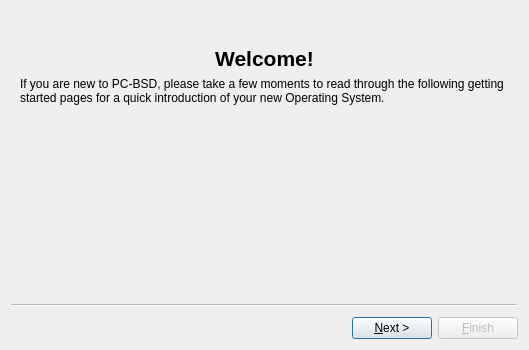
Before: the Qt Designer form src-qt5/pc-welcome/welcomeWizard.ui in trueos/pcbsd, drawn with Qt 5.
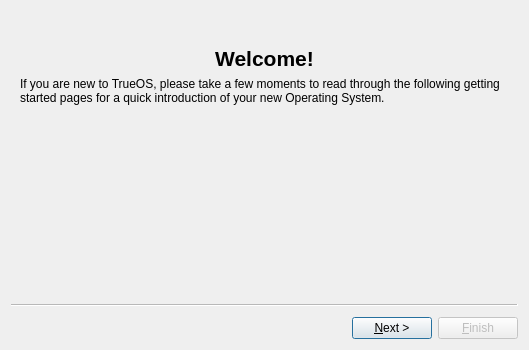
After: the same form once the commit is applied. Icons and pictures are not drawn.

```diff
--- a/src-qt5/pc-welcome/welcomeWizard.ui
+++ b/src-qt5/pc-welcome/welcomeWizard.ui
@@ -139,7 +139,7 @@
     <item row="3" column="0">
      <widget class="QLabel" name="label_2">
       <property name="text">
-       <string>If you are new to PC-BSD, please take a few moments to read through the following getting started pages for a quick introduction of your new Operating System. </string>
+       <string>If you are new to TrueOS, please take a few moments to read through the following getting started pages for a quick introduction of your new Operating System. </string>
       </property>
       <property name="wordWrap">
        <bool>true</bool>
```
Left out of the diff: 10 changed lines with no effect on the pictures.
